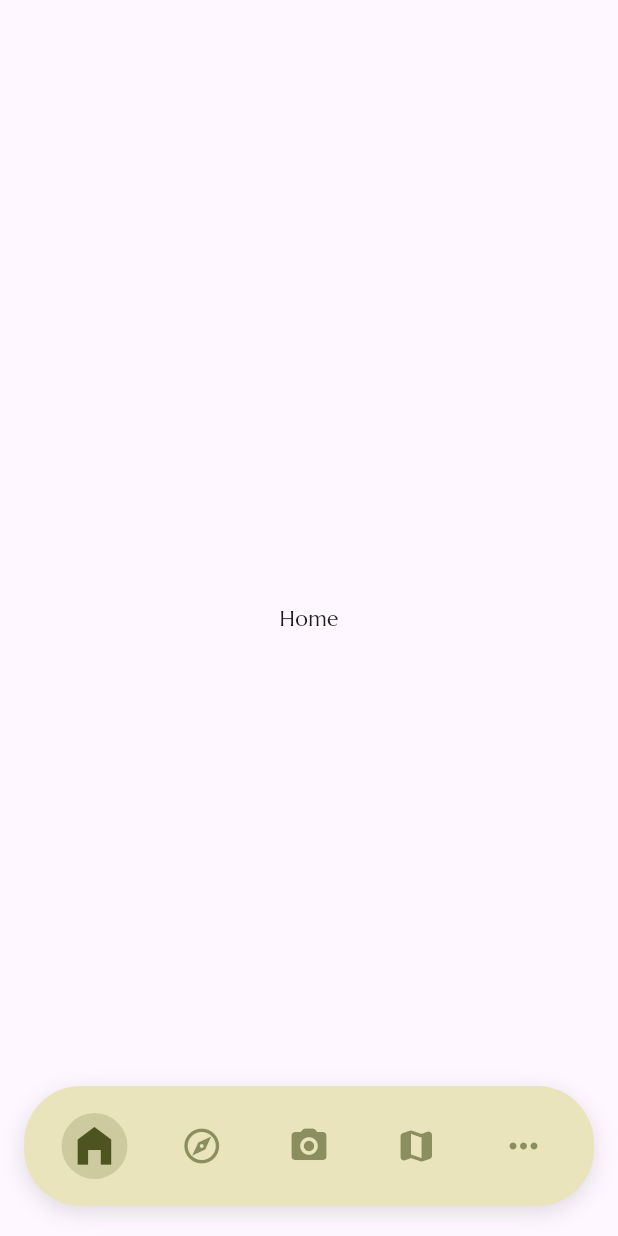
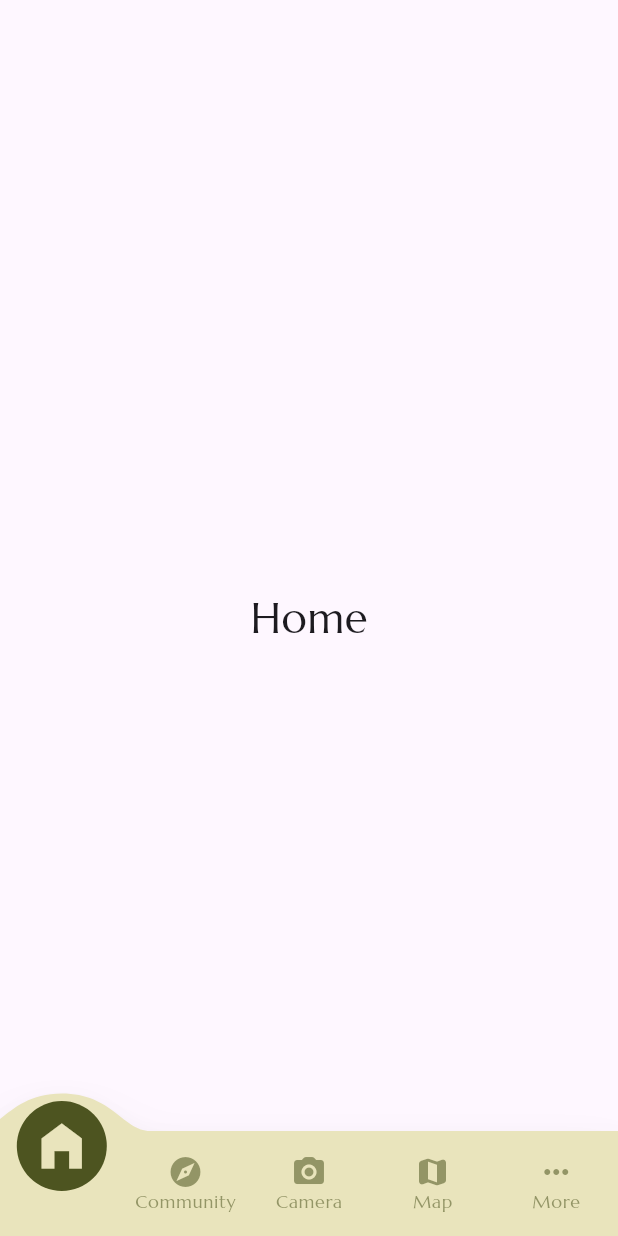
Before and after one commit to fagerhu03/lost_in_egypt, a Flutter app: the HomeWrapper screen opened directly, on a phone screen of 412 x 824 dp. Run offline on Flutter 3.47's test engine with Material 3 defaults, Android fonts, the phone set to English and light mode, and no system bars; drawn by our look-alikes of convex_bottom_bar; our stand-ins replace cloud_firestore, cloud_functions, dartz, equatable, firebase_auth, firebase_core and 2 more; missing offline and left inert: email_otp, flutter_facebook_auth; accounts and stored records are empty.

Commit message:
bottom bar navigator to the screen at the home note: the route in the main.dart is home

```diff
--- a/lib/feature/home/tabs/home/home_screen.dart
+++ b/lib/feature/home/tabs/home/home_screen.dart
@@ -5,8 +5,7 @@ class HomeScreen extends StatelessWidget {
 
   @override
   Widget build(BuildContext context) {
-    return const Center(
-      child: Text("Home Screen", style: TextStyle(fontSize: 24)),
+    return  Scaffold(
     );
   }
 }
--- a/lib/feature/home/tabs/navigator/fancy_nav_bar.dart
+++ /dev/null
@@ -1,68 +0,0 @@
-import 'package:flutter/material.dart';
-import 'dart:ui';
-
-class FancyNavBar extends StatelessWidget {
-  final int currentIndex;
-  final Function(int) onTap;
-
-  const FancyNavBar({
-    super.key,
-    required this.currentIndex,
-    required this.onTap,
-  });
-
-  @override
-  Widget build(BuildContext context) {
-    return Container(
-      margin: const EdgeInsets.only(bottom: 20, left: 16, right: 16),
-      padding: const EdgeInsets.symmetric(horizontal: 25, vertical: 18),
-      decoration: BoxDecoration(
-        color: const Color(0xffE9E4BC),
-        borderRadius: BorderRadius.circular(38),
-        boxShadow: [
-          BoxShadow(
-            color: Colors.black12,
-            blurRadius: 12,
-            offset: const Offset(0, 4),
-          )
-        ],
-      ),
-      child: Row(
-        mainAxisAlignment: MainAxisAlignment.spaceBetween,
-        children: [
-          _navItem(Icons.home_filled, 0),
-          _navItem(Icons.explore_outlined, 1),
-          _navItem(Icons.camera_alt_rounded, 2),
-          _navItem(Icons.map_rounded, 3),
-          _navItem(Icons.more_horiz, 4),
-        ],
-      ),
-    );
-  }
-
-  Widget _navItem(IconData icon, int index) {
-    bool active = index == currentIndex;
-
-    return GestureDetector(
-      onTap: () => onTap(index),
-      child: AnimatedContainer(
-        duration: const Duration(milliseconds: 250),
-        curve: Curves.easeInOut,
-        padding: const EdgeInsets.all(8),
-        decoration: BoxDecoration(
-          color: active ? const Color(0xff4D5420).withOpacity(0.18) : Colors.transparent,
-          shape: BoxShape.circle,
-        ),
-        child: AnimatedScale(
-          scale: active ? 1.2 : 1.0,
-          duration: const Duration(milliseconds: 250),
-          child: Icon(
-            icon,
-            size: 28,
-            color: active ? const Color(0xff4D5420) : const Color(0xff4D5420).withOpacity(0.6),
-          ),
-        ),
-      ),
-    );
-  }
-}
--- a/lib/feature/home/tabs/navigator/home_wrapper.dart
+++ b/lib/feature/home/tabs/navigator/home_wrapper.dart
@@ -1,5 +1,5 @@
 import 'package:flutter/material.dart';
-import 'fancy_nav_bar.dart';
+import 'package:convex_bottom_bar/convex_bottom_bar.dart';
 
 class HomeWrapper extends StatefulWidget {
   const HomeWrapper({super.key});
@@ -9,39 +9,65 @@ class HomeWrapper extends StatefulWidget {
 }
 
 class _HomeWrapperState extends State<HomeWrapper> {
-  int pageIndex = 0;
-  final PageController controller = PageController();
+  final PageController _controller = PageController();
 
-  void changePage(int index) {
-    setState(() => pageIndex = index);
-    controller.animateToPage(
-      index,
-      duration: const Duration(milliseconds: 350),
-      curve: Curves.easeInOut,
-    );
-  }
+  int index = 0;   // start at home
+
+  final pages = const [
+    Center(child: Text("Home", style: TextStyle(fontSize: 28))),
+    Center(child: Text("Explore", style: TextStyle(fontSize: 28))),
+    Center(child: Text("Camera", style: TextStyle(fontSize: 28))),
+    Center(child: Text("Map", style: TextStyle(fontSize: 28))),
+    Center(child: Text("More", style: TextStyle(fontSize: 28))),
+  ];
 
   @override
   Widget build(BuildContext context) {
     return Scaffold(
       extendBody: true,
 
+      // ⭐ PAGEVIEW for animated navigation
       body: PageView(
-        controller: controller,
+        controller: _controller,
         physics: const BouncingScrollPhysics(),
-        onPageChanged: (i) => setState(() => pageIndex = i),
-        children: const [
-          Center(child: Text("Home")),
-          Center(child: Text("Community")),
-          Center(child: Text("Camera")),
-          Center(child: Text("Map")),
-          Center(child: Text("More")),
-        ],
+        onPageChanged: (i) {
+          setState(() => index = i);
+        },
+        children: pages,
       ),
 
-      bottomNavigationBar: FancyNavBar(
-        currentIndex: pageIndex,
-        onTap: changePage,
+      // ⭐ REACT CIRCLE BOTTOM BAR
+      bottomNavigationBar: ConvexAppBar(
+        initialActiveIndex: 0,
+        style: TabStyle.reactCircle,  // ← THIS STYLE
+
+        height: 70,
+        curveSize: 90,
+        // ❗ remove cornerRadius or bar breaks
+
+        backgroundColor: const Color(0xffE9E4BC),
+        activeColor: const Color(0xff4D5420),
+        color: const Color(0xff4D5420).withOpacity(0.55),
+        elevation: 12,
+
+        items: const [
+          TabItem(icon: Icons.home_filled, title: "Home"),
+          TabItem(icon: Icons.explore, title: "Community"),
+          TabItem(icon: Icons.camera_alt_rounded, title: "Camera"),
+          TabItem(icon: Icons.map_rounded, title: "Map"),
+          TabItem(icon: Icons.more_horiz, title: "More"),
+        ],
+
+        onTap: (i) {
+          setState(() => index = i);
+
+          // ⭐ FULL ANIMATED SLIDE
+          _controller.animateToPage(
+            i,
+            duration: const Duration(milliseconds: 350),
+            curve: Curves.easeInOut,
+          );
+        },
       ),
     );
   }
--- a/lib/main.dart
+++ b/lib/main.dart
@@ -1,6 +1,7 @@
 import 'package:flutter/material.dart';
 import 'package:firebase_core/firebase_core.dart';
 import 'package:firebase_auth/firebase_auth.dart';
+import 'feature/home/tabs/navigator/home_wrapper.dart';
 import 'firebase_options.dart';
 import 'feature/auth/login/presentaion/login_screen.dart';
 import 'feature/auth/sign_up/presentaion/signup_screen.dart';
@@ -27,12 +28,13 @@
       debugShowCheckedModeBanner: false,
       title: 'Lost in Egypt',
       theme: ThemeData(fontFamily: 'Marcellus'),
-      initialRoute: '/onboarding',
+      initialRoute: '/home',
 
       routes: {
         '/onboarding': (context) => const OnboardingScreen(),
         '/login': (context) => const LoginScreen(),
         '/signup': (context) => const SignupScreen(),
+        '/home': (context) => const HomeWrapper(),
       },
     );
   }
--- a/pubspec.yaml
+++ b/pubspec.yaml
@@ -28,6 +28,7 @@ environment:
 # the latest version available on pub.dev. To see which dependencies have newer
 # versions available, run `flutter pub outdated`.
 dependencies:
+  convex_bottom_bar: ^3.2.0
   pinput: ^6.0.1
   flutter:
     sdk: flutter
```
Also changed, not shown: pubspec.lock.
